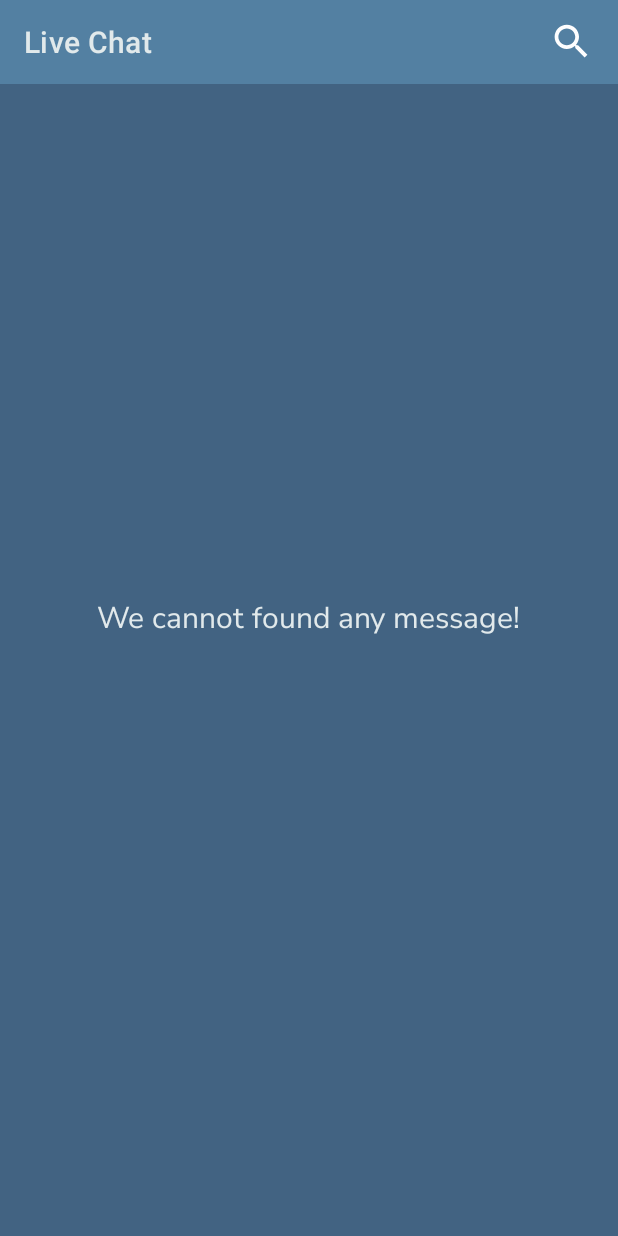
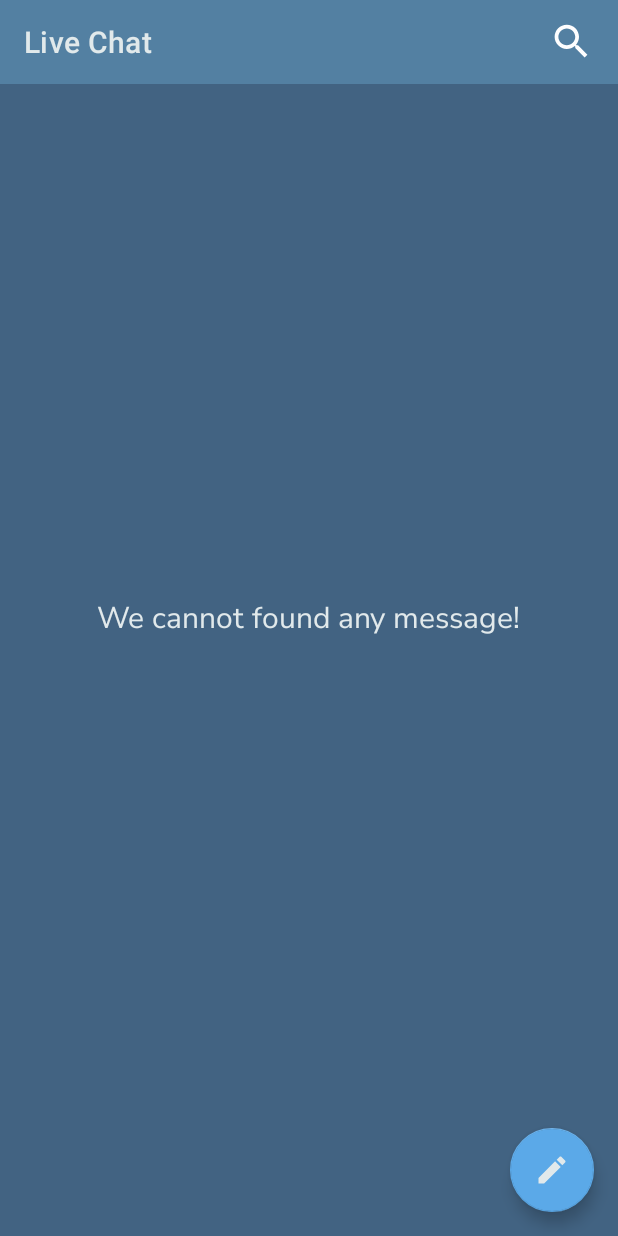
Before and after one commit to jmaxsa/livechat, an Android app: the screen it shows after launch (HomeActivity), on a phone screen of 412 x 824 dp. Run offline under Robolectric (Android 15) with nearby library versions, the phone set to English and light mode, and no system bars.

Commit message:
Adding fab button

```diff
--- a/app/src/main/res/layout/activity_home.xml
+++ b/app/src/main/res/layout/activity_home.xml
@@ -16,7 +16,6 @@
         app:layout_constraintStart_toStartOf="parent"
         app:layout_constraintEnd_toEndOf="parent"/>
 
-
     <TextView
         android:id="@+id/tv_no_message"
         android:layout_width="wrap_content"
@@ -30,4 +29,15 @@
         android:textSize="@dimen/text_size_20sp"
         android:textColor="@color/white_text"/>
 
+    <com.google.android.material.floatingactionbutton.FloatingActionButton
+        android:id="@+id/fab_make_text"
+        android:layout_width="wrap_content"
+        android:layout_height="wrap_content"
+        app:layout_constraintEnd_toEndOf="parent"
+        app:layout_constraintBottom_toBottomOf="parent"
+        android:layout_margin="@dimen/margin_16dp"
+        app:backgroundTint="@color/blue_buttons"
+        app:tint="@color/white_text"
+        android:src="@drawable/ic_baseline_create_24_white"/>
+
 </androidx.constraintlayout.widget.ConstraintLayout>
```
